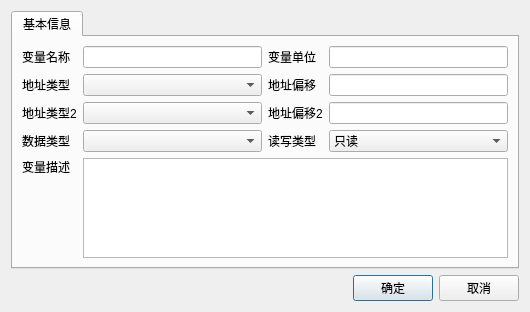
First picture: the form in HmiFuncDesigner/libs/Core/TagEditDialog.ui, repository VelsonWang/HmiFuncDesigner, before the edit.
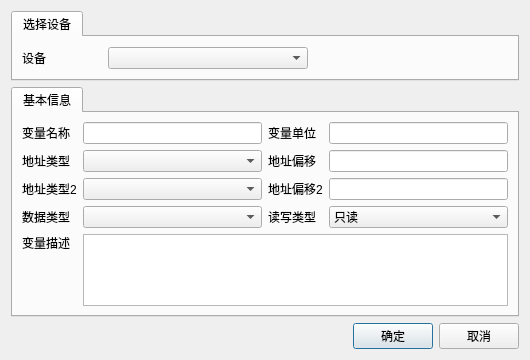
Second picture: the form after the edit.

```diff
--- a/HmiFuncDesigner/libs/Core/TagEditDialog.ui
+++ b/HmiFuncDesigner/libs/Core/TagEditDialog.ui
@@ -14,6 +14,62 @@
    <string>Dialog</string>
   </property>
   <layout class="QVBoxLayout" name="verticalLayout">
+   <item>
+    <widget class="QTabWidget" name="tabWidget_2">
+     <property name="currentIndex">
+      <number>0</number>
+     </property>
+     <widget class="QWidget" name="tab">
+      <attribute name="title">
+       <string>选择设备</string>
+      </attribute>
+      <layout class="QGridLayout" name="gridLayout">
+       <item row="0" column="1">
+        <widget class="QComboBox" name="cboDev">
+         <property name="sizePolicy">
+          <sizepolicy hsizetype="Expanding" vsizetype="Fixed">
+           <horstretch>0</horstretch>
+           <verstretch>0</verstretch>
+          </sizepolicy>
+         </property>
+        </widget>
+       </item>
+       <item row="0" column="0">
+        <widget class="QLabel" name="label">
+         <property name="sizePolicy">
+          <sizepolicy hsizetype="Preferred" vsizetype="Preferred">
+           <horstretch>0</horstretch>
+           <verstretch>0</verstretch>
+          </sizepolicy>
+         </property>
+         <property name="minimumSize">
+          <size>
+           <width>80</width>
+           <height>0</height>
+          </size>
+         </property>
+         <property name="text">
+          <string>设备</string>
+         </property>
+        </widget>
+       </item>
+       <item row="0" column="2">
+        <spacer name="horizontalSpacer">
+         <property name="orientation">
+          <enum>Qt::Horizontal</enum>
+         </property>
+         <property name="sizeHint" stdset="0">
+          <size>
+           <width>40</width>
+           <height>20</height>
+          </size>
+         </property>
+        </spacer>
+       </item>
+      </layout>
+     </widget>
+    </widget>
+   </item>
    <item>
     <widget class="QTabWidget" name="tabWidget">
      <property name="currentIndex">
```
